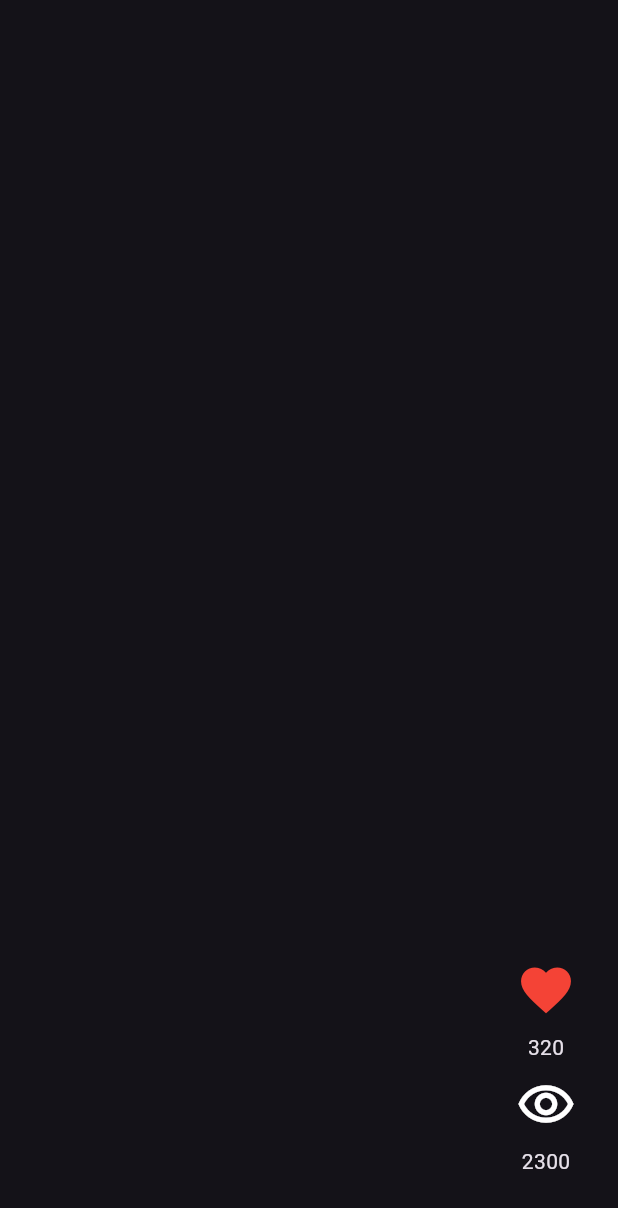
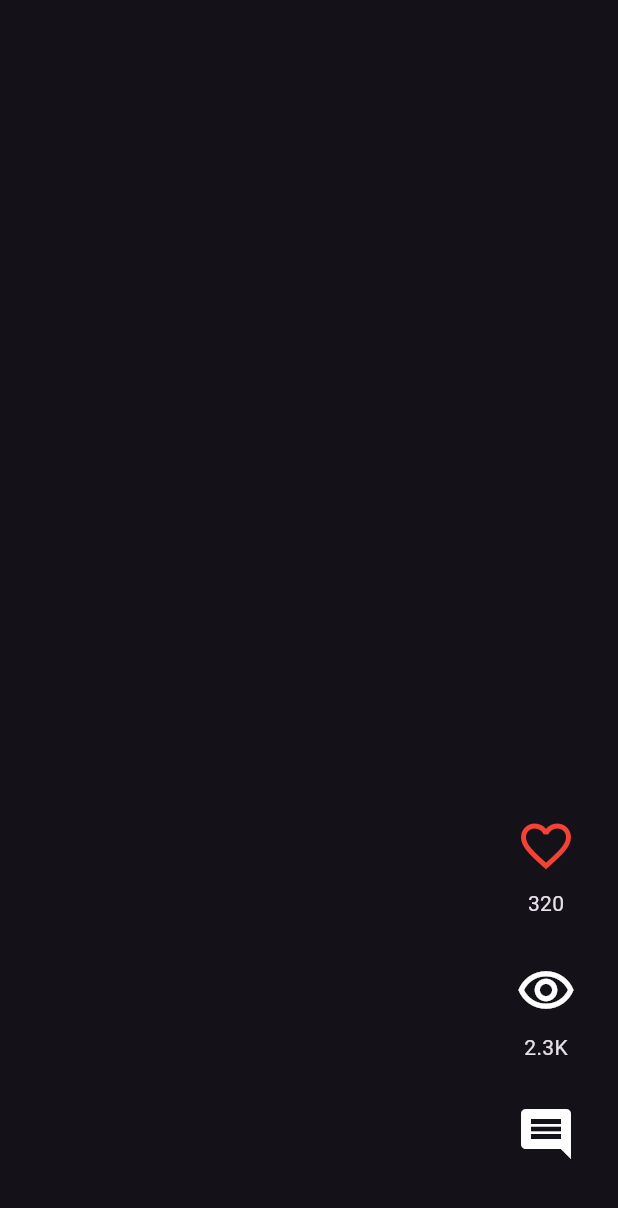
Before and after one commit to JuanBueno21/AppFlutterTokTik, a Flutter app: the screen it shows after launch, swiped to page 4, on a phone screen of 412 x 824 dp. Shown: the top 1208 px of the screen. Run offline on Flutter 3.47's test engine with Material 2 defaults, Android fonts, the phone set to English and light mode, and no system bars.

Commit message:
estados en botones

```diff
--- /dev/null
+++ b/lib/config/helpers/normal_formats.dart
@@ -0,0 +1,15 @@
+
+import 'package:intl/intl.dart';
+
+class NormalFormats {
+
+  static String normalReableNumbers (int number) {
+
+    final formatterNumber = NumberFormat.compactCurrency(
+    decimalDigits: 0,
+    symbol: "",
+    ).format(number);
+
+    return formatterNumber;
+  }
+}
--- a/lib/presentation/widgets/shared/video_buttons.dart
+++ b/lib/presentation/widgets/shared/video_buttons.dart
@@ -1,5 +1,7 @@
 import 'package:flutter/material.dart';
 import 'package:toktik/domain/video_post.dart';
+
+import '../../../config/helpers/normal_formats.dart';
 
 class VideoButtons extends StatelessWidget {
 
@@ -14,8 +16,12 @@ class VideoButtons extends StatelessWidget {
   Widget build(BuildContext context) {
     return Column(
       children: [
-        _CustomIconButton (value: video.likes, iconColor: Colors.red, iconData: Icons.favorite),
-        _CustomIconButton (value: video.views, iconData: Icons.remove_red_eye_outlined)
+        _CustomIconButton (value: video.likes, iconColor: Colors.red, iconData: Icons.favorite_border),
+        const SizedBox(height: 20,),
+        _CustomIconButton (value: video.views, iconData: Icons.remove_red_eye_outlined),
+        const SizedBox(height: 20,),
+        const _CustomIconButton (value: 0, iconData: Icons.comment)
+
       ],
     );
   }
@@ -40,7 +46,9 @@ class _CustomIconButton extends StatelessWidget {
         IconButton(onPressed: () {},
         icon: Icon( iconData, color: color, size: 40,)),
 
-        Text("$value"),
+        if ( value > 0)
+
+        Text( NormalFormats.normalReableNumbers(value) ),
       ],
     );
   }
```
Also changed, not shown: pubspec.yaml (+3 -7 lines), pubspec.lock.
